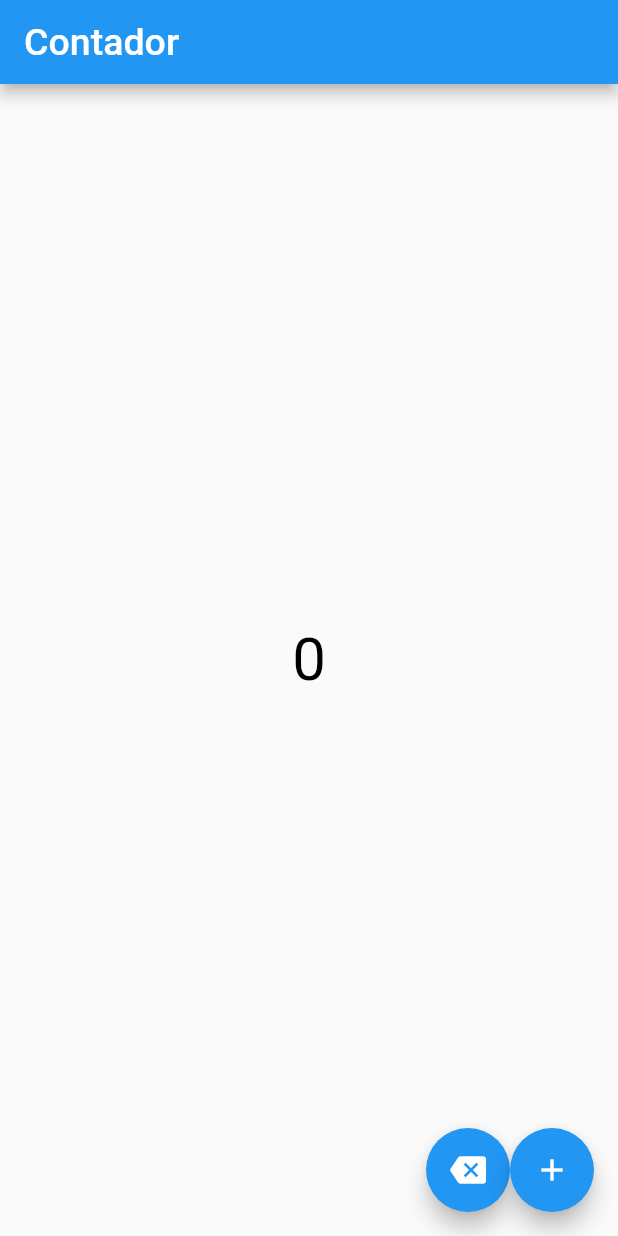
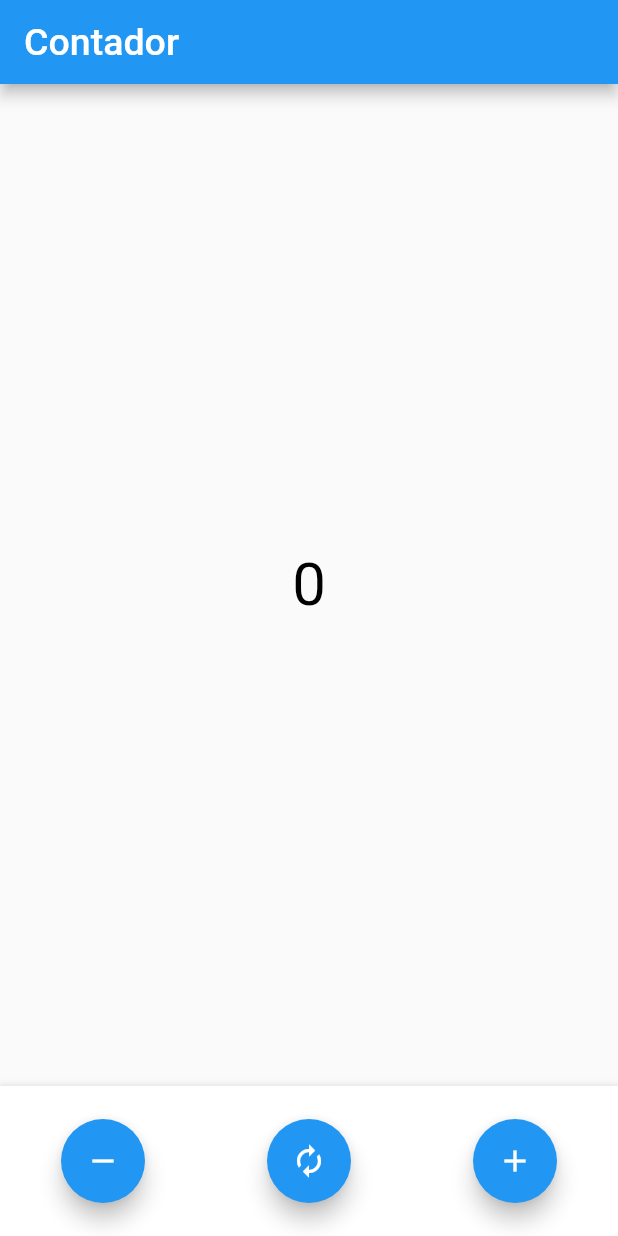
Before and after one commit to marciof2/Contador, a Flutter app: the screen it shows after launch, on a phone screen of 412 x 824 dp. Run offline on Flutter 3.47's test engine with Material 2 defaults, Android fonts, the phone set to English and light mode, and no system bars.

Commit message:
M01--A06

```diff
--- a/lib/main.dart
+++ b/lib/main.dart
@@ -15,6 +15,27 @@ class MyApp extends StatefulWidget {
 
 class _MyAppState extends State<MyApp> {
   int cont = 0;
+
+  Function add() {
+    setState(
+      () {
+        cont = cont + 1;
+      },
+    );
+  }
+
+  Function minus() {
+    setState(() {
+      cont--;
+    });
+  }
+
+  Function reset() {
+    setState(() {
+      cont = 0;
+    });
+  }
+
   @override
   Widget build(BuildContext context) {
     return Scaffold(
@@ -39,26 +60,41 @@ class _MyAppState extends State<MyApp> {
           ),
         ],
       ),
-        floatingActionButton: Row(
-          mainAxisAlignment: MainAxisAlignment.end,
+      bottomNavigationBar: Container(
+        height: 100,
+        decoration: BoxDecoration(
+          color: Colors.white,
+          boxShadow: [
+            BoxShadow(
+                spreadRadius: 1.0,
+                color: Colors.grey.withOpacity(.3),
+                blurRadius: 3.0),
+          ],
+        ),
+        child: Row(
+          mainAxisAlignment: MainAxisAlignment.spaceAround,
           children: [
             FloatingActionButton(
               onPressed: () {
-                setState(() {
-                  cont = cont - 1;
-                });
+                minus();
               },
-              child: Icon(Icons.backspace),
+              child: Icon(Icons.remove),
             ),
             FloatingActionButton(
               onPressed: () {
-                setState(() {
-                  cont = cont + 1;
-                });
+                reset();
+              },
+              child: Icon(Icons.autorenew),
+            ),
+            FloatingActionButton(
+              onPressed: () {
+                add();
               },
               child: Icon(Icons.add),
             ),
           ],
-        ));
+        ),
+      ),
+    );
   }
 }
```
Lines whose indentation alone changed are shown as unchanged.
